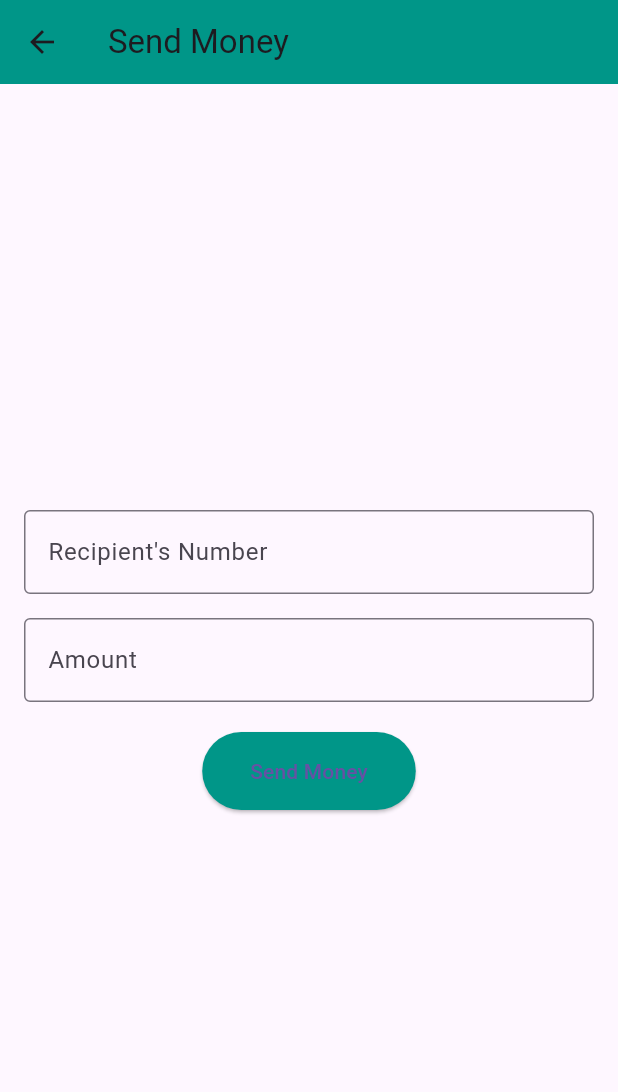
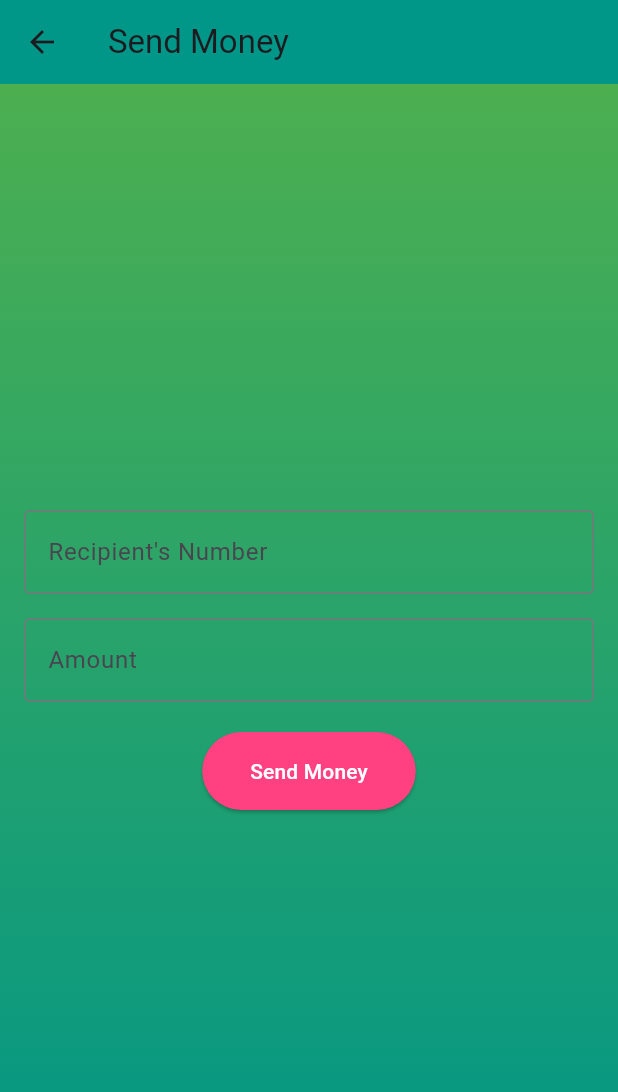
Before and after one commit to Lenkaa3792/PocketBank, a Flutter app: the DashboardPage screen opened by its route, after a tap on "Send Money", on a phone screen of 412 x 824 dp. Shown: the top 1092 px of the screen. Run offline on Flutter 3.47's test engine with Material 3 defaults, Android fonts, the phone set to English and light mode, and no system bars; our stand-ins replace cloud_firestore, firebase_auth, firebase_core, get_it; accounts and stored records are empty.

Commit message:
styling paybill an send money page

```diff
--- a/lib/pages/dashboard.dart
+++ b/lib/pages/dashboard.dart
@@ -46,10 +46,13 @@ class _DashboardPageState extends State<DashboardPage> {
           actions: [
             Padding(
               padding: const EdgeInsets.only(right: 16.0),
+              child: CircleAvatar(
+                backgroundColor: Colors.white,
                 child: Image.asset(
                   'assets/images/logo.png',
                   height: 32,
                   width: 32,
+                ),
               ),
             ),
           ],
@@ -58,7 +61,7 @@ class _DashboardPageState extends State<DashboardPage> {
         body: Container(
           decoration: const BoxDecoration(
             gradient: LinearGradient(
-              colors: [Colors.teal, Colors.green],
+              colors: [Colors.green, Colors.teal],
               begin: Alignment.topCenter,
               end: Alignment.bottomCenter,
             ),
@@ -113,7 +116,15 @@ class _DashboardPageState extends State<DashboardPage> {
   }
 
   Widget drawerWidget() {
-    return Drawer(
+    return Container(
+      decoration: const BoxDecoration(
+        gradient: LinearGradient(
+          colors: [Colors.teal, Colors.green],
+          begin: Alignment.topCenter,
+          end: Alignment.bottomCenter,
+        ),
+      ),
+      child: Drawer(
         backgroundColor: Colors.teal,
         child: ListView(
           padding: EdgeInsets.zero,
@@ -195,6 +206,7 @@ class _DashboardPageState extends State<DashboardPage> {
             ),
           ],
         ),
+      ),
     );
   }
 
--- a/lib/pages/send_money.dart
+++ b/lib/pages/send_money.dart
@@ -26,7 +26,15 @@ class _SendMoneyPageState extends State<SendMoneyPage> {
         title: const Text('Send Money'), // Title displayed in the AppBar
         backgroundColor: Colors.teal, // Background color of the AppBar
       ),
-      body: Padding(
+      body: Container(
+        decoration: const BoxDecoration(
+          gradient: LinearGradient(
+            colors: [Colors.green, Colors.teal],
+            begin: Alignment.topCenter,
+            end: Alignment.bottomCenter,
+          ),
+        ),
+        child: Padding(
           padding: const EdgeInsets.all(16.0), // Add padding around the content
           child: Form(
             key: _formKey, // Connect form key for validation
@@ -96,7 +104,8 @@ class _SendMoneyPageState extends State<SendMoneyPage> {
                       if (formattedRecipient == null) {
                         ScaffoldMessenger.of(context).showSnackBar(
                           SnackBar(
-                            content: Text('Please enter a valid phone number')),
+                              content:
+                                  Text('Please enter a valid phone number')),
                         );
                         return; // Exit if the number is invalid
                       }
@@ -114,7 +123,8 @@ class _SendMoneyPageState extends State<SendMoneyPage> {
 
                         // Show success message
                         ScaffoldMessenger.of(context).showSnackBar(SnackBar(
-                        content: Text('Sending $amount to $formattedRecipient'),
+                          content:
+                              Text('Sending $amount to $formattedRecipient'),
                         ));
                       } else {
                         // Show error message
@@ -125,13 +135,17 @@ class _SendMoneyPageState extends State<SendMoneyPage> {
                     }
                   },
                   style: ElevatedButton.styleFrom(
-                  backgroundColor: Colors.teal,
+                    backgroundColor: Colors.pinkAccent,
                     padding: const EdgeInsets.symmetric(
                         horizontal: 32.0, vertical: 16.0),
                   ),
-                child: Text('Send Money'),
+                  child: Text(
+                    'Send Money',
+                    style: TextStyle(color: Colors.white),
+                  ),
                 ),
               ],
+            ),
           ),
         ),
       ),
```
Also changed, not shown: lib/pages/login.dart (+10 -4 lines), lib/pages/pay_bills.dart (+11 -2 lines), lib/pages/register.dart (+6 -3 lines), lib/pages/splashscreen.dart (+14 -1 lines). Lines whose indentation alone changed are shown as unchanged.
